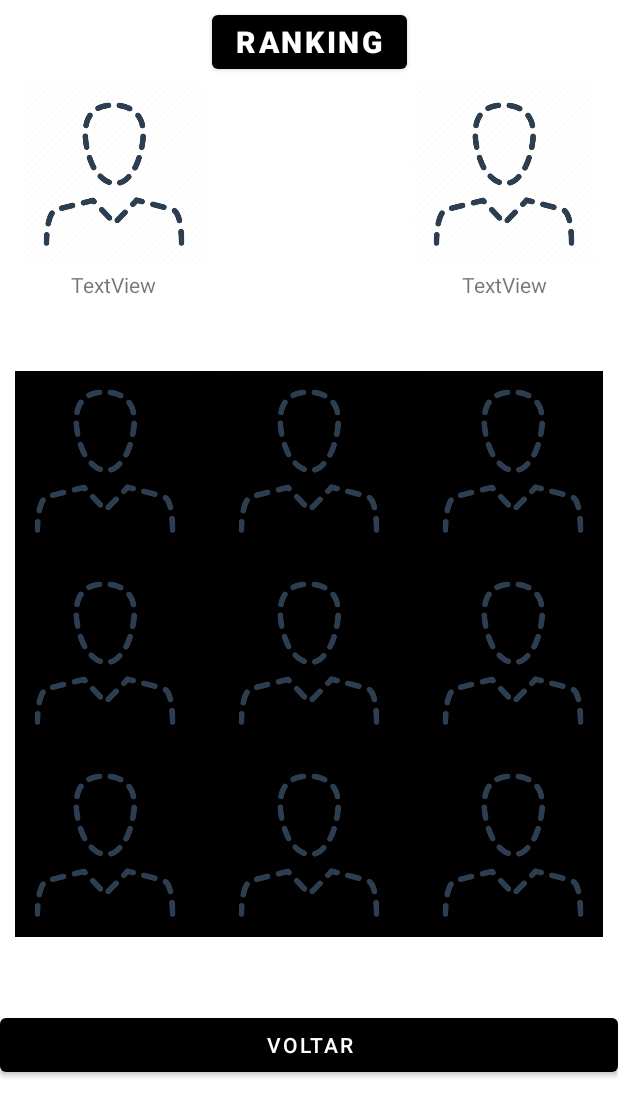
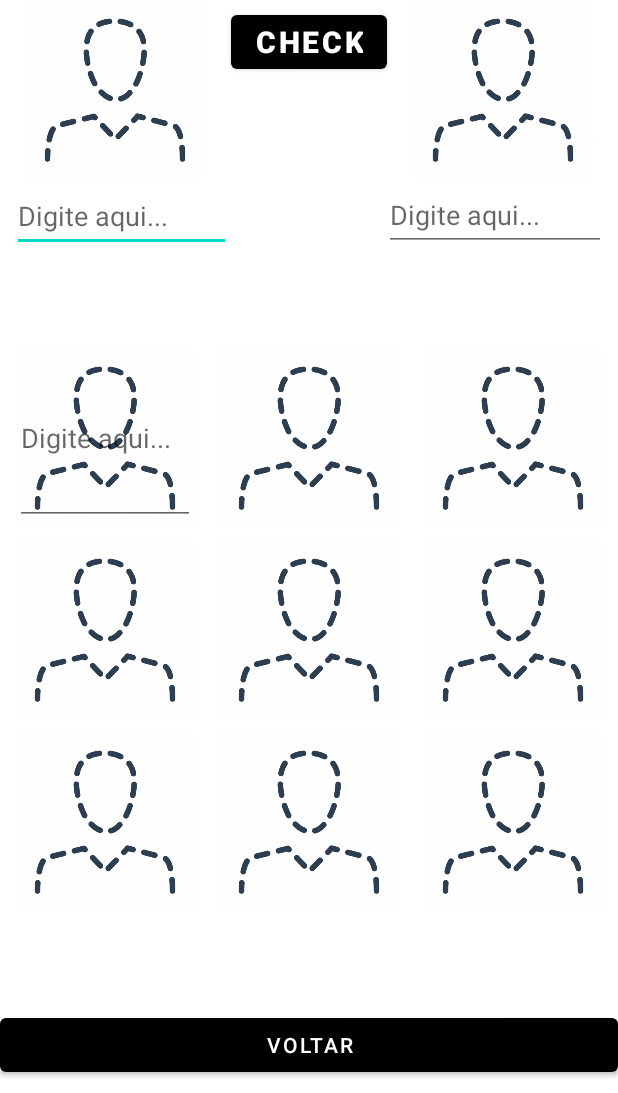
Before and after one commit to mbairo/jogo_da_velha-historia, an Android app: the Jogo screen opened directly, with no data from a screen before it, on a phone screen of 412 x 824 dp, the part 143-1236 px from its top. Run offline under Robolectric (Android 15) with nearby library versions, the phone set to English and light mode, and no system bars.

Commit message:
finaliza estrutua - ainda com erro

```diff
--- a/JogoDaVelhaHistoria/app/src/main/java/com/example/jogodavelha_historia/Adapter/AdapterHeroi.kt
+++ b/JogoDaVelhaHistoria/app/src/main/java/com/example/jogodavelha_historia/Adapter/AdapterHeroi.kt
@@ -12,6 +12,7 @@ import com.example.jogodavelha_historia.model.Heroi
 
 // Construtor
 class AdapterHeroi (private  val context : Context, private val herois : MutableList<Heroi>): RecyclerView.Adapter<AdapterHeroi.HeroiViewHolder>() {
+
 
     // onCreateViewHolder cria a parte visual do card
     override fun onCreateViewHolder(parent: ViewGroup, viewType: Int): HeroiViewHolder {
--- a/JogoDaVelhaHistoria/app/src/main/java/com/example/jogodavelha_historia/Jogo.java
+++ b/JogoDaVelhaHistoria/app/src/main/java/com/example/jogodavelha_historia/Jogo.java
@@ -1,21 +1,127 @@
 package com.example.jogodavelha_historia;
+import android.content.DialogInterface;
 import android.content.Intent;
 import android.os.Bundle;
 import android.view.View;
 import android.widget.Button;
+import android.widget.EditText;
 import android.widget.ImageView;
 
+import androidx.appcompat.app.AlertDialog;
 import androidx.appcompat.app.AppCompatActivity;
 
 public class Jogo extends AppCompatActivity {
     private Button btn_voltar;
+    private Button btn_check;
     private ImageView img_p1;
+    private ImageView img_p2;
+    private ImageView img_p1_x;
+    private ImageView img_p2_o;
+
+
+    private ImageView linha0_coluna0;
+    private EditText edit_linha1_coluna0;
+    private EditText editText_num_jogador1;
+    private EditText editText_num_jogador2;
+
+
+
+
+    private int matriz [][] = new int[3][3];
+    private ImageView[] vetorImageView = new ImageView [9];
+    private String ganhador;
+    private String p1;
+    private String p2;
+    private int player;
+    private  int contador;
+
+    private boolean empate;
+
+
 
     @Override
     protected void onCreate(Bundle savedInstanceState) {
         super.onCreate(savedInstanceState);
         setContentView(R.layout.jogo);
         BuscarElementos ();
+
+        contador = 1;
+        player = 1;
+        empate = true;
+
+        vetorImageView[0] = findViewById(R.id.linha0_coluna0);
+        vetorImageView[1] = findViewById(R.id.linha0_coluna1);
+        vetorImageView[2] = findViewById(R.id.linha0_coluna2);
+        vetorImageView[3] = findViewById(R.id.linha1_coluna0);
+        vetorImageView[4] = findViewById(R.id.linha1_coluna1);
+        vetorImageView[5] = findViewById(R.id.linha1_coluna2);
+        vetorImageView[6] = findViewById(R.id.linha2_coluna0);
+        vetorImageView[7] = findViewById(R.id.linha2_coluna1);
+        vetorImageView[8] = findViewById(R.id.linha2_coluna2);
+
+
+        vetorImageView[0].setOnClickListener(new View.OnClickListener() {
+            @Override
+            public void onClick(View view) {
+                jogada (vetorImageView[0], 0, 0);
+            }
+        });
+        vetorImageView[1].setOnClickListener(new View.OnClickListener() {
+            @Override
+            public void onClick(View view) {
+                jogada (vetorImageView[1], 0, 1);
+
+            }
+        });
+        vetorImageView[2].setOnClickListener(new View.OnClickListener() {
+            @Override
+            public void onClick(View view) {
+                jogada (vetorImageView[2], 0, 2);
+
+            }
+        });
+        vetorImageView[3].setOnClickListener(new View.OnClickListener() {
+            @Override
+            public void onClick(View view) {
+                jogada (vetorImageView[3], 1, 0);
+
+            }
+        });
+        vetorImageView[4].setOnClickListener(new View.OnClickListener() {
+            @Override
+            public void onClick(View view) {
+                jogada (vetorImageView[4], 1, 1);
+
+            }
+        });
+        vetorImageView[5].setOnClickListener(new View.OnClickListener() {
+            @Override
+            public void onClick(View view) {
+                jogada (vetorImageView[5], 1, 2);
+
+            }
+        });
+        vetorImageView[6].setOnClickListener(new View.OnClickListener() {
+            @Override
+            public void onClick(View view) {
+                jogada (vetorImageView[6], 2, 0);
+
+            }
+        });
+        vetorImageView[7].setOnClickListener(new View.OnClickListener() {
+            @Override
+            public void onClick(View view) {
+                jogada (vetorImageView[7], 2, 1);
+
+            }
+        });
+        vetorImageView[8].setOnClickListener(new View.OnClickListener() {
+            @Override
+            public void onClick(View view) {
+                jogada (vetorImageView[8], 2, 2);
+
+            }
+        });
 
 
         btn_voltar.setOnClickListener(new View.OnClickListener() {
@@ -26,10 +132,121 @@ public class Jogo extends AppCompatActivity {
                 finish();
             }
         });
+
+        btn_check.setOnClickListener(new View.OnClickListener() {
+            @Override
+            public void onClick(View view) {
+
+                // Jogador 1 (p1)
+                String heroiEscolhidoP1 = editText_num_jogador1.getText().toString();
+                if (heroiEscolhidoP1.equals("1")) {
+                    img_p1.setImageResource(R.drawable.ayrtonsenna);
+                    img_p1_x = img_p1;
+                } else if (heroiEscolhidoP1.equals("2")) {
+                    img_p1.setImageResource(R.drawable.dompedro2);
+                    img_p1_x = img_p1;
+                } else if (heroiEscolhidoP1.equals("3")) {
+                    img_p1.setImageResource(R.drawable.santosdumont);
+                    img_p1_x = img_p1;
+                } else if (heroiEscolhidoP1.equals("4")) {
+                    img_p1.setImageResource(R.drawable.ruibarbosa);
+                    img_p1_x = img_p1;
+                } else if (heroiEscolhidoP1.equals("5")){
+                    img_p1.setImageResource(R.drawable.chapolin);
+                    img_p1_x = img_p1;
+                }
+
+                // Jogador 2 (p2)
+                String heroiEscolhidoP2 = editText_num_jogador2.getText().toString();
+                if (heroiEscolhidoP2.equals("1")) {
+                    img_p2.setImageResource(R.drawable.ayrtonsenna);
+                    img_p2_o = img_p2;
+                } else if (heroiEscolhidoP2.equals("2")) {
+                    img_p2.setImageResource(R.drawable.dompedro2);
+                    img_p2_o = img_p2;
+                } else if (heroiEscolhidoP2.equals("3")) {
+                    img_p2.setImageResource(R.drawable.santosdumont);
+                    img_p2_o = img_p2;
+                } else if (heroiEscolhidoP2.equals("4")) {
+                    img_p2.setImageResource(R.drawable.ruibarbosa);
+                    img_p2_o = img_p2;
+                } else if (heroiEscolhidoP2.equals("5")){
+                    img_p2.setImageResource(R.drawable.chapolin);
+                    img_p2_o.setImageResource(R.drawable.chapolin);
+                }
+            }
+        });
     }
 
     // Metodos
     private void BuscarElementos () {
         btn_voltar = findViewById(R.id.btn_voltar);
+        btn_check = findViewById(R.id.btn_check);
+        linha0_coluna0 = findViewById(R.id.linha0_coluna0);
+        edit_linha1_coluna0 = findViewById(R.id.edit_linha1_coluna0);
+        img_p1 = findViewById(R.id.img_p1);
+        img_p2 = findViewById(R.id.img_p2);
+
+        editText_num_jogador1 = findViewById(R.id.editText_num_jogador1);
+        editText_num_jogador2 = findViewById(R.id.editText_num_jogador2);
     }
+
+    public void jogada (ImageView campo, int linhaX, int colunaY) {
+        if (player == 1) {
+            matriz[linhaX][colunaY] = 1;
+            campo = img_p1_x;
+            player = 2;
+            ganhador = p1;
+            mostrarGanhador(1);
+        } else {
+            matriz[linhaX][colunaY] = 2;
+            campo = img_p2_o;
+            player = 1;
+            ganhador = p2;
+            mostrarGanhador(2);
+
+        }
+        contador++;
+    }
+    public boolean fimDeJogo (int posicaoClicada) {
+        for (int indice = 0; indice < matriz.length; indice++) {
+            if (matriz[indice][0] == posicaoClicada && matriz[indice][1] == posicaoClicada && matriz[indice][2] == posicaoClicada) {
+                empate = false;
+                return true;
+            }
+            if (matriz[0][indice] == posicaoClicada && matriz[1][indice] == posicaoClicada && matriz[2][indice] == posicaoClicada) {
+                empate = false;
+                return true;
+            }
+        }
+        if (matriz[0][0] == posicaoClicada && matriz[1][1] == posicaoClicada && matriz[2][2] == posicaoClicada) {
+            empate = false;
+            return true;
+        }
+        if (matriz[2][0] == posicaoClicada && matriz[1][1] == posicaoClicada && matriz[0][2] == posicaoClicada) {
+            empate = false;
+            return true;
+        }
+
+        return false;
+    }
+
+    public void mostrarGanhador(int x) {
+        if (fimDeJogo(x) == true && empate == false) {
+            AlertDialog.Builder alertaVencedor = new AlertDialog.Builder(this);
+            alertaVencedor.setTitle("VITORIA");
+            alertaVencedor.setMessage(player);
+            alertaVencedor.setPositiveButton("ok", new DialogInterface.OnClickListener() {
+                @Override
+                public void onClick(DialogInterface dialogInterface, int i) {
+                    // todo
+                }
+
+            });
+            alertaVencedor.create();
+            alertaVencedor.show();
+        }
+
+    }
+
 }
--- a/JogoDaVelhaHistoria/app/src/main/res/layout/jogo.xml
+++ b/JogoDaVelhaHistoria/app/src/main/res/layout/jogo.xml
@@ -21,11 +21,11 @@
         app:layout_constraintTop_toTopOf="parent" />
 
     <Button
-        android:id="@+id/btn_ranking"
+        android:id="@+id/btn_check"
         android:layout_width="wrap_content"
         android:layout_height="wrap_content"
         android:layout_marginTop="4dp"
-        android:text="@string/txt_Ranking"
+        android:text="Check"
         android:textAlignment="center"
         android:textSize="20sp"
         android:textStyle="bold"
@@ -39,54 +39,36 @@
         android:layout_width="120dp"
         android:layout_height="120dp"
         android:layout_marginStart="16dp"
-        android:layout_marginTop="4dp"
+        android:layout_marginEnd="17dp"
         android:src="@drawable/userhide"
+        app:layout_constraintEnd_toStartOf="@+id/btn_check"
         app:layout_constraintStart_toStartOf="parent"
-        app:layout_constraintTop_toBottomOf="@+id/btn_ranking" />
+        app:layout_constraintTop_toBottomOf="@+id/text_app_name" />
 
     <ImageView
         android:id="@+id/img_p2"
         android:layout_width="120dp"
         android:layout_height="120dp"
-        android:layout_marginTop="4dp"
+        android:layout_marginStart="16dp"
         android:layout_marginEnd="16dp"
         android:src="@drawable/userhide"
         app:layout_constraintEnd_toEndOf="parent"
-        app:layout_constraintTop_toBottomOf="@+id/btn_ranking" />
+        app:layout_constraintStart_toEndOf="@+id/btn_check"
+        app:layout_constraintTop_toBottomOf="@+id/text_app_name" />
 
-
-    <TextView
-        android:id="@+id/textView2"
-        android:layout_width="wrap_content"
-        android:layout_height="wrap_content"
-        android:layout_marginStart="47dp"
-        android:layout_marginTop="4dp"
-        android:text="TextView"
-        app:layout_constraintStart_toStartOf="parent"
-        app:layout_constraintTop_toBottomOf="@+id/img_p1" />
-
-    <TextView
-        android:id="@+id/textView3"
-        android:layout_width="wrap_content"
-        android:layout_height="wrap_content"
-        android:layout_marginTop="4dp"
-        android:layout_marginEnd="47dp"
-        android:text="TextView"
-        app:layout_constraintEnd_toEndOf="parent"
-        app:layout_constraintTop_toBottomOf="@+id/img_p2" />
 
     <View
         android:id="@+id/view_cards"
         android:layout_width="match_parent"
         android:layout_height="377dp"
         android:layout_margin="10dp"
-        android:layout_marginTop="8dp"
-        android:background="@color/black"
+
+        android:layout_marginTop="81dp"
         app:layout_constraintBottom_toTopOf="@+id/btn_voltar"
         app:layout_constraintEnd_toEndOf="parent"
         app:layout_constraintHorizontal_bias="0.0"
         app:layout_constraintStart_toStartOf="parent"
-        app:layout_constraintTop_toBottomOf="@+id/textView2" />
+        app:layout_constraintTop_toBottomOf="@+id/editText_num_jogador1" />
 
     <!-- cards -->
     <!-- Linha 0 -->
@@ -184,4 +166,41 @@
         app:layout_constraintEnd_toEndOf="parent"
         app:layout_constraintStart_toStartOf="parent" />
 
+    <EditText
+        android:id="@+id/editText_num_jogador1"
+        android:layout_width="146dp"
+        android:layout_height="48dp"
+        android:layout_marginStart="8dp"
+        android:ems="10"
+        android:inputType="numberDecimal"
+        android:hint="Digite aqui..."
+        app:layout_constraintStart_toStartOf="parent"
+        app:layout_constraintTop_toBottomOf="@+id/img_p1" />
+
+
+    <EditText
+        android:id="@+id/editText_num_jogador2"
+        android:layout_width="148dp"
+        android:layout_height="47dp"
+        android:layout_marginEnd="8dp"
+        android:ems="10"
+        android:hint="Digite aqui..."
+        android:inputType="numberDecimal"
+        app:layout_constraintEnd_toEndOf="parent"
+        app:layout_constraintTop_toBottomOf="@+id/img_p2" />
+
+
+    <EditText
+        android:id="@+id/edit_linha1_coluna0"
+        android:layout_width="120dp"
+        android:layout_height="115dp"
+        android:ems="10"
+        android:hint="Digite aqui..."
+        android:inputType="numberDecimal"
+        app:layout_constraintBottom_toBottomOf="@+id/linha0_coluna0"
+        app:layout_constraintEnd_toEndOf="@+id/linha0_coluna0"
+        app:layout_constraintStart_toStartOf="@+id/linha0_coluna0"
+        app:layout_constraintTop_toTopOf="@+id/linha0_coluna0" />
+
+
 </androidx.constraintlayout.widget.ConstraintLayout>
```
